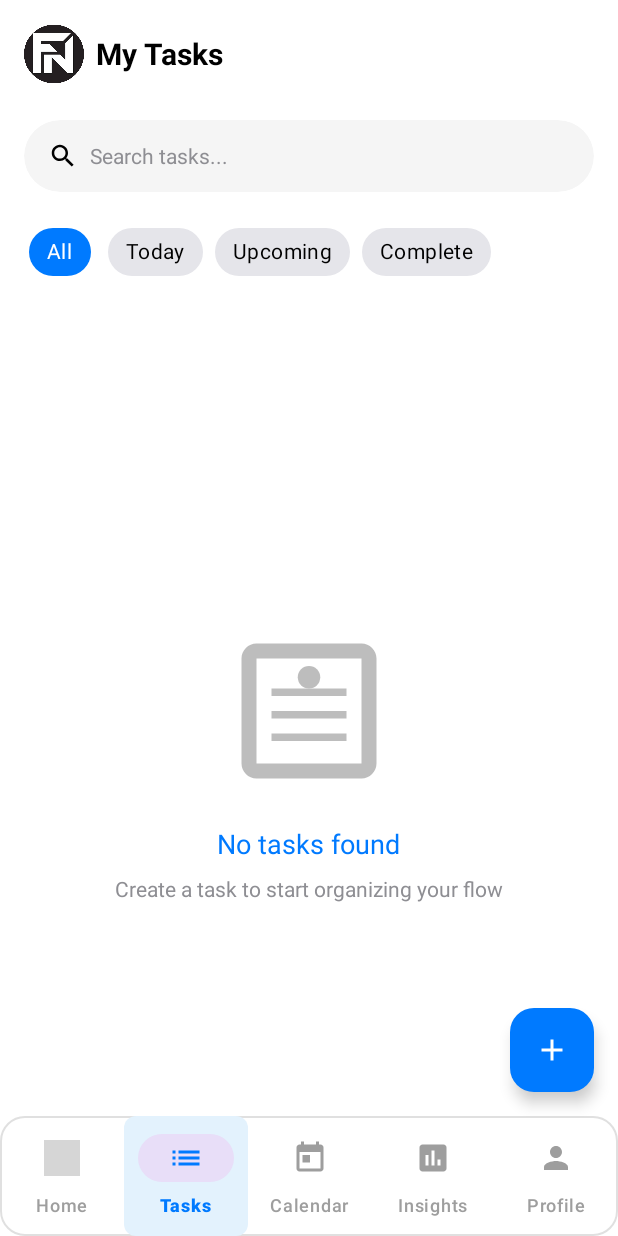
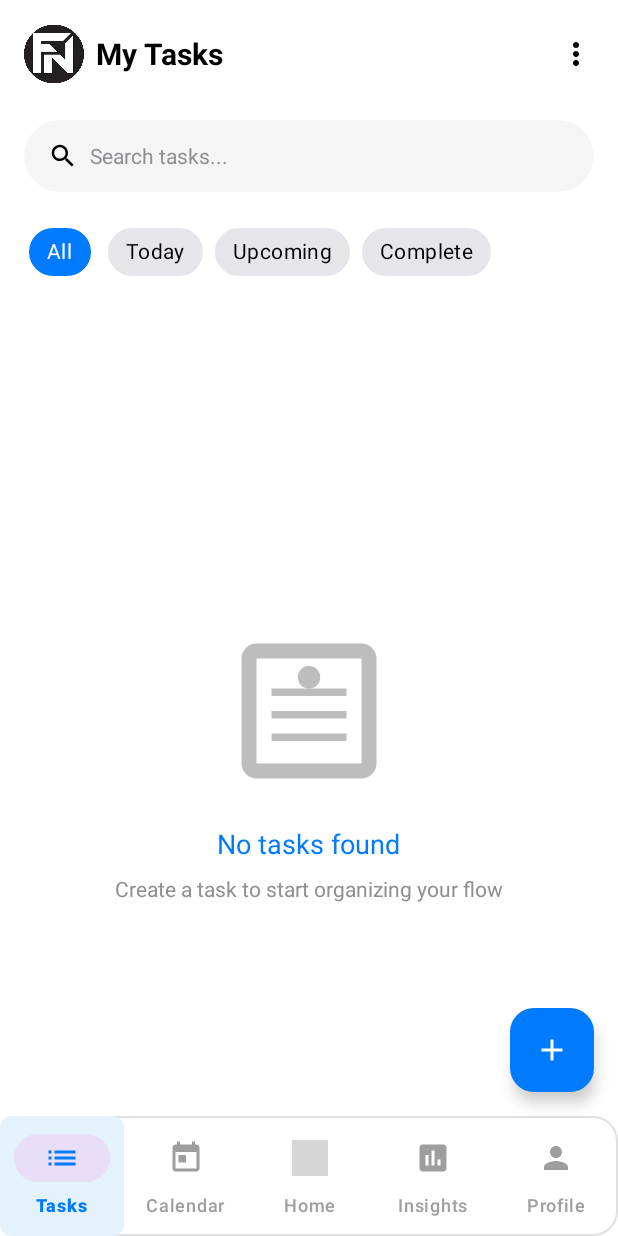
Before and after one commit to YUVARAJC14/Flow-Notify-App-Frontend, an Android app: the MyTasksActivity screen opened directly, with no data from a screen before it, on a phone screen of 412 x 824 dp. Run offline under Robolectric (Android 15) with nearby library versions, the phone set to English and light mode, and no system bars; our stand-ins replace CircleImageView; network calls fail; Roboto replaces fonts that are not available here; grey boxes are pictures that could not be loaded.

Commit message:
today's flow

```diff
--- a/FlowNotify3/app/src/main/java/com/saveetha/flownotify/HomeActivity.kt
+++ b/FlowNotify3/app/src/main/java/com/saveetha/flownotify/HomeActivity.kt
@@ -246,11 +246,6 @@ class HomeActivity : AppCompatActivity() {
     }
 
     private fun setupListeners() {
-        val historyButton = findViewById<ImageButton>(R.id.btn_history_menu)
-        historyButton.setOnClickListener {
-            startActivity(Intent(this, HistoryActivity::class.java))
-        }
-
         addTaskButton.setOnClickListener {
             startActivity(Intent(this, NewTaskActivity::class.java))
         }
--- a/FlowNotify3/app/src/main/java/com/saveetha/flownotify/MyTasksActivity.kt
+++ b/FlowNotify3/app/src/main/java/com/saveetha/flownotify/MyTasksActivity.kt
@@ -91,6 +91,10 @@ class MyTasksActivity : AppCompatActivity() {
         chipToday.setOnClickListener { updateFilter("today") }
         chipUpcoming.setOnClickListener { updateFilter("upcoming") }
         chipCompleted.setOnClickListener { updateFilter("completed") }
+
+        findViewById<ImageButton>(R.id.btn_history_menu).setOnClickListener {
+            startActivity(Intent(this, HistoryActivity::class.java))
+        }
     }
 
     private fun setupBottomNavigation() {
--- a/FlowNotify3/app/src/main/res/drawable/onboarding_dot_selector.xml
+++ b/FlowNotify3/app/src/main/res/drawable/onboarding_dot_selector.xml
@@ -5,7 +5,7 @@
             <item android:left="4dp" android:right="4dp">
                 <shape android:shape="oval">
                     <solid android:color="@color/primary_blue" />
-                    <size android:width="8dp" android:height="8dp" />
+                    <size android:width="2dp" android:height="2dp" />
                 </shape>
             </item>
         </layer-list>
@@ -14,7 +14,7 @@
         <layer-list>
             <item android:left="4dp" android:right="4dp">
                 <shape android:shape="oval">
-                    <solid android:color="@color/gray_light" />
+                    <solid android:color="@color/light_gray" />
                     <size android:width="6dp" android:height="6dp" />
                 </shape>
             </item>
--- a/FlowNotify3/app/src/main/res/layout/activity_my_tasks.xml
+++ b/FlowNotify3/app/src/main/res/layout/activity_my_tasks.xml
@@ -26,14 +26,27 @@
             android:src="@drawable/flow_notify_logo" />
 
         <TextView
-            android:layout_width="wrap_content"
+            android:layout_width="0dp"
             android:layout_height="wrap_content"
             android:layout_gravity="center_vertical"
             android:layout_marginStart="8dp"
+            android:layout_weight="1"
             android:text="My Tasks"
             android:textColor="@color/black"
             android:textSize="20sp"
             android:textStyle="bold" />
+
+        <ImageButton
+            android:id="@+id/btn_history_menu"
+            android:layout_width="wrap_content"
+            android:layout_height="wrap_content"
+            android:layout_gravity="center_vertical"
+            android:background="?attr/selectableItemBackgroundBorderless"
+            android:clickable="true"
+            android:focusable="true"
+            android:src="@drawable/ic_more_vert"
+            app:tint="@color/black"
+            android:contentDescription="History" />
     </LinearLayout>
 
     <!-- Search Bar -->
--- a/FlowNotify3/app/src/main/res/menu/bottom_nav_menu.xml
+++ b/FlowNotify3/app/src/main/res/menu/bottom_nav_menu.xml
@@ -1,9 +1,5 @@
 <?xml version="1.0" encoding="utf-8"?>
 <menu xmlns:android="http://schemas.android.com/apk/res/android">
-    <item
-        android:id="@+id/nav_home"
-        android:icon="@drawable/ic_home"
-        android:title="Home" />
     <item
         android:id="@+id/nav_tasks"
         android:icon="@drawable/ic_tasks"
@@ -13,6 +9,10 @@
         android:icon="@drawable/ic_calendar"
         android:title="Calendar" />
     <item
+        android:id="@+id/nav_home"
+        android:icon="@drawable/ic_home"
+        android:title="Home" />
+    <item
         android:id="@+id/nav_insights"
         android:icon="@drawable/ic_insights"
         android:title="Insights" />
```
Also changed, not shown: FlowNotify3/app/src/main/res/layout/activity_home.xml (+1 -12 lines), 1 other file.
